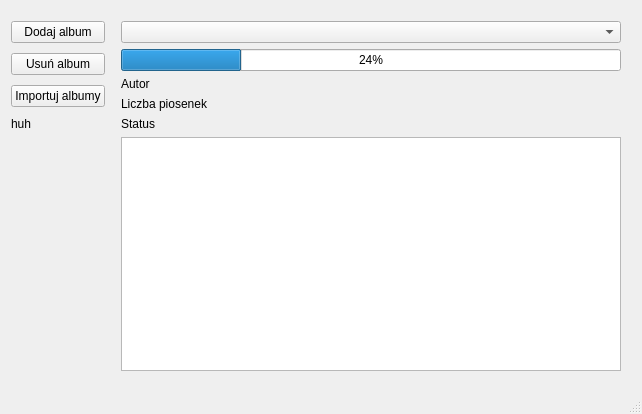
First picture: the form in musicapp.ui, repository suwka/musicapp, before the edit.
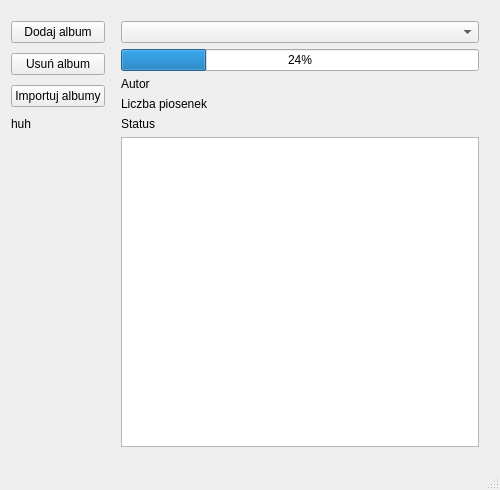
Second picture: the form after the edit.

What changed in the file:
```diff
--- a/musicapp.ui
+++ b/musicapp.ui
@@ -6,8 +6,8 @@
    <rect>
     <x>0</x>
     <y>0</y>
-    <width>642</width>
-    <height>414</height>
+    <width>500</width>
+    <height>490</height>
    </rect>
   </property>
   <property name="windowTitle">
```
